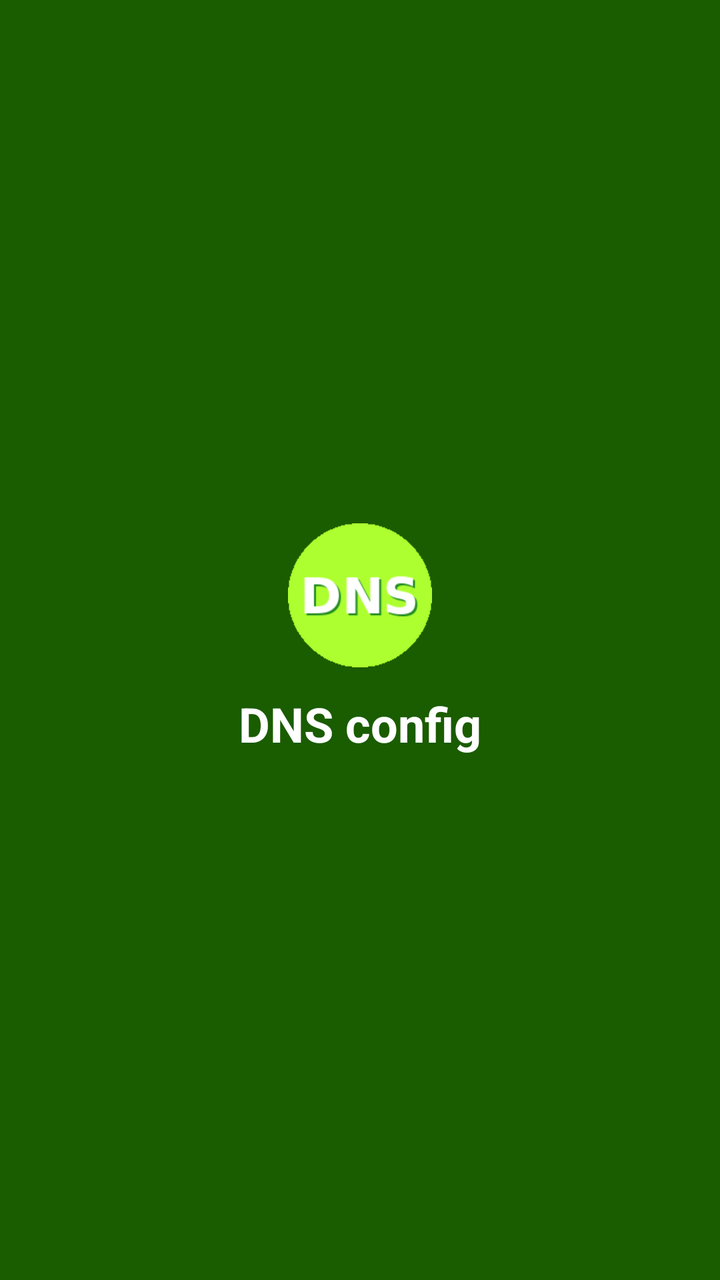
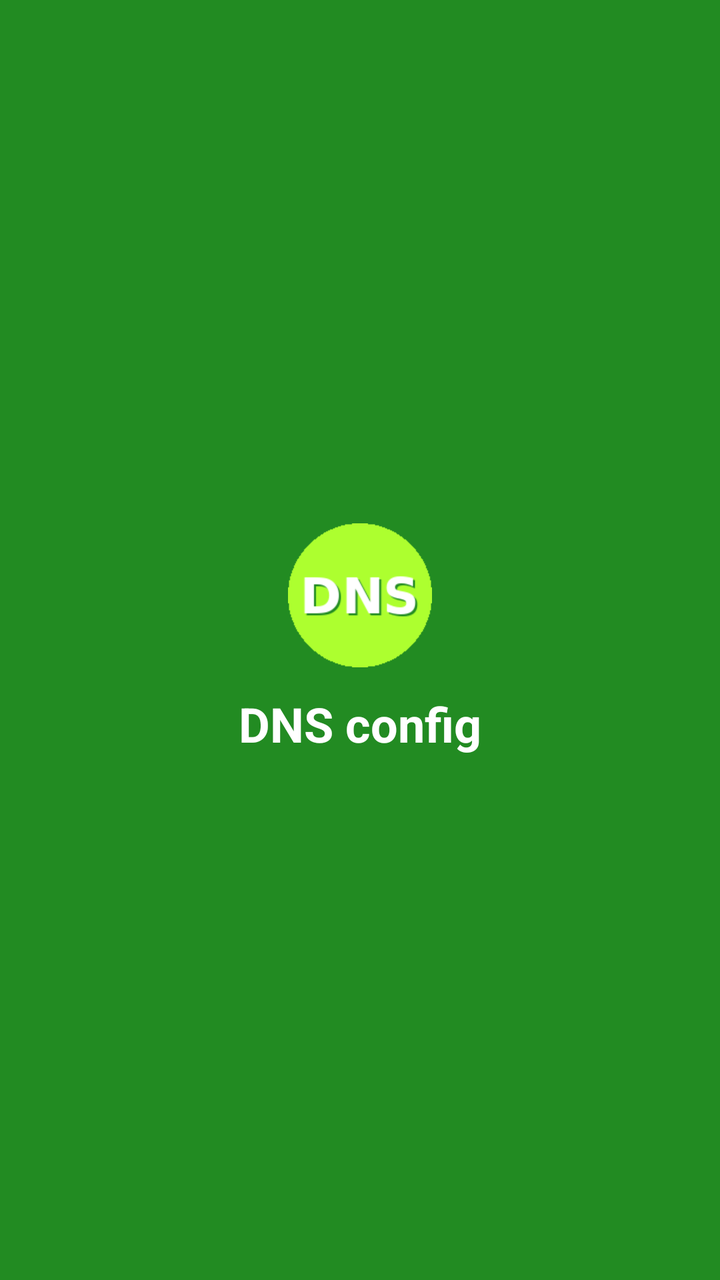

The first picture is an Android layout as it rendered before a commit; the second is the same layout after the commit. The layout source and the unified diff follow.
<!-- AndroidManifest.xml: application theme Theme.Config -->
<!-- res/layout/nav_header.xml -->
<?xml version="1.0" encoding="utf-8"?>
<LinearLayout
    xmlns:android="http://schemas.android.com/apk/res/android"
    android:layout_width="match_parent"
    android:layout_height="180dp"
    android:orientation="vertical"
    android:gravity="center"
    android:background="#1a5c00"
    android:padding="24dp">

    <ImageView
        android:layout_width="72dp"
        android:layout_height="72dp"
        android:src="@mipmap/ic_launcher_round"
        android:contentDescription="App icon" />

    <TextView
        android:layout_width="wrap_content"
        android:layout_height="wrap_content"
        android:text="DNS config"
        android:textSize="24sp"
        android:textStyle="bold"
        android:textColor="@android:color/white"
        android:layout_marginTop="12dp" />

</LinearLayout>
<!-- resources referenced by this layout -->
<resources>
  <!-- mipmap ic_launcher_round: png bitmap (mipmap-hdpi, 1984 bytes) -->
  <style name="Theme.Config" parent="Theme.MaterialComponents.DayNight.NoActionBar">
          <item name="colorPrimary">@color/green_500</item>
          <item name="colorPrimaryVariant">@color/green_700</item>
          <item name="colorOnPrimary">@color/white</item>
          <item name="colorSecondary">@color/lime_200</item>
          <item name="colorSecondaryVariant">@color/lime_500</item>
          <item name="colorOnSecondary">@color/black</item>
          <item name="android:statusBarColor">@color/green_700</item>
          <item name="android:navigationBarColor">@color/black</item>
          <item name="android:windowBackground">@color/green_700</item>
      </style>
  <color name="green_500">#FF32CD32</color>
  <color name="green_700">#FF228B22</color>
  <color name="white">#FFFFFFFF</color>
  <color name="lime_200">#FFADFF2F</color>
  <color name="lime_500">#FF7CFC00</color>
  <color name="black">#FF000000</color>
</resources>

<!-- the commit's change to res/layout/nav_header.xml (unified diff, before → after) -->
@@ -5,7 +5,7 @@
     android:layout_height="180dp"
     android:orientation="vertical"
     android:gravity="center"
-    android:background="#1a5c00"
+    android:background="@android:color/transparent"
     android:padding="24dp">
 
     <ImageView
